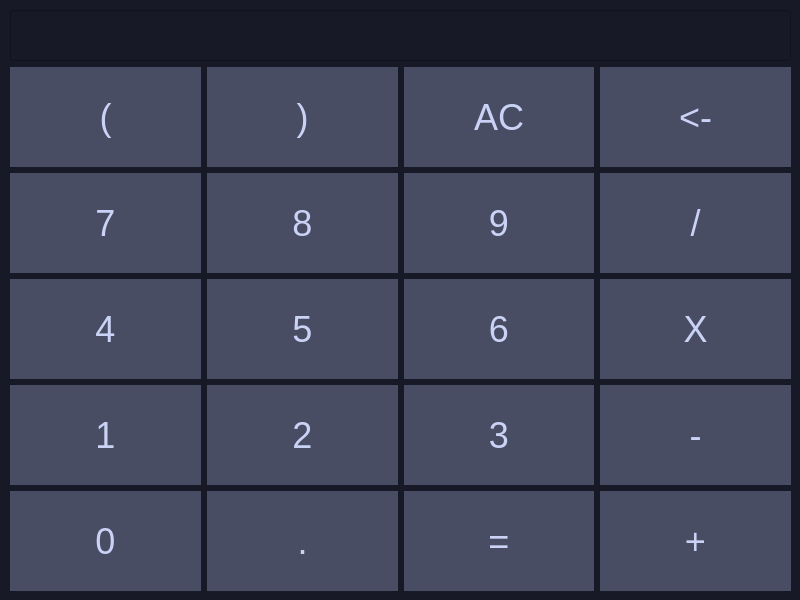
Qt form gitlecalculator.ui (Rodjers/gitlecalc) before a commit.
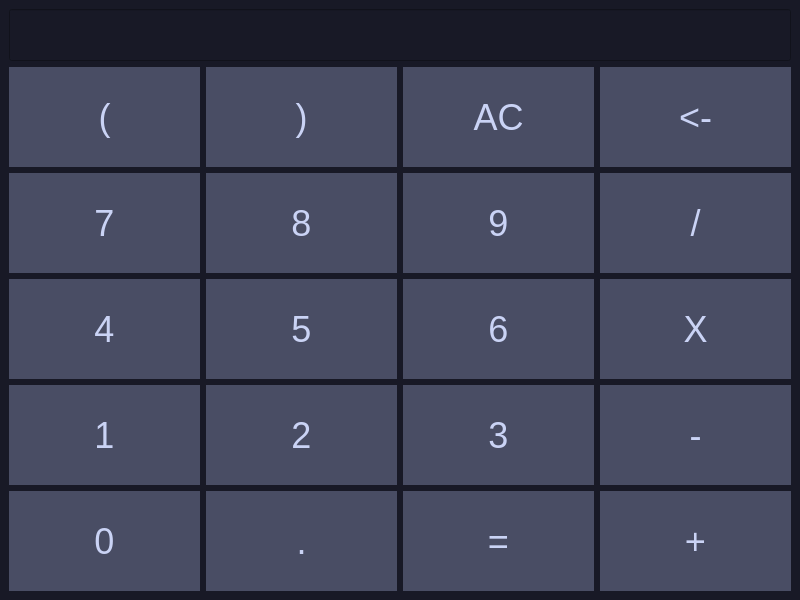
The same form after that commit.

Commit message: Make UI scaleable

What changed in the file:
```diff
--- a/gitlecalculator.ui
+++ b/gitlecalculator.ui
@@ -16,31 +16,25 @@
   <widget class="QWidget" name="centralwidget">
    <property name="styleSheet">
     <string notr="true">QWidget {
-background-color: #181926;
-color: #cad3f5;
-}
+        background-color: #181926;
+        color: #cad3f5;
+        width: 100%;
+        }
 
-QPushButton {
-background-color: #494d64;
-border-radius: 0px;
-font-size: 36px;
-height: 100px;
-width: 100px;
-}
+        QPushButton {
+        background-color: #494d64;
+        border-radius: 0px;
+        font-size: 36px;
+		height: 100%;
+        min-height: 100px;
+        min-width: 100px;
+        }
 
-QLineEdit {
-height: 80px;
-font-size: 36px;
-}</string>
-   </property>
-   <widget class="QWidget" name="gridLayoutWidget">
-    <property name="geometry">
-     <rect>
-      <x>10</x>
-      <y>10</y>
-      <width>781</width>
-      <height>581</height>
-     </rect>
+        QLineEdit {
+        min-height: 46px;
+        font-size: 36px;
+        text-align: right;
+          }</string>
     </property>
     <layout class="QGridLayout" name="gridLayout">
      <item row="4" column="3">
@@ -123,7 +117,7 @@
        <property name="minimumSize">
         <size>
          <width>0</width>
-         <height>25</height>
+        <height>48</height>
         </size>
        </property>
       </widget>
@@ -199,7 +193,6 @@
       </widget>
      </item>
     </layout>
-   </widget>
   </widget>
  </widget>
  <resources/>
```
Left out of the diff: 4 changed lines with no effect on the pictures. Lines whose indentation alone changed are shown as unchanged.
